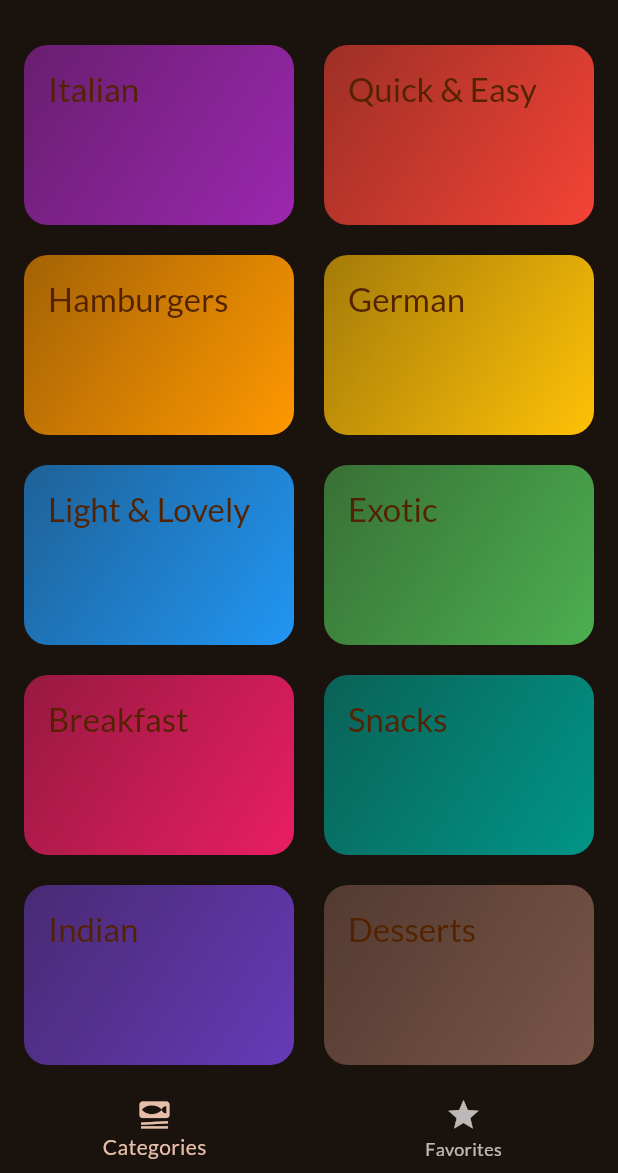
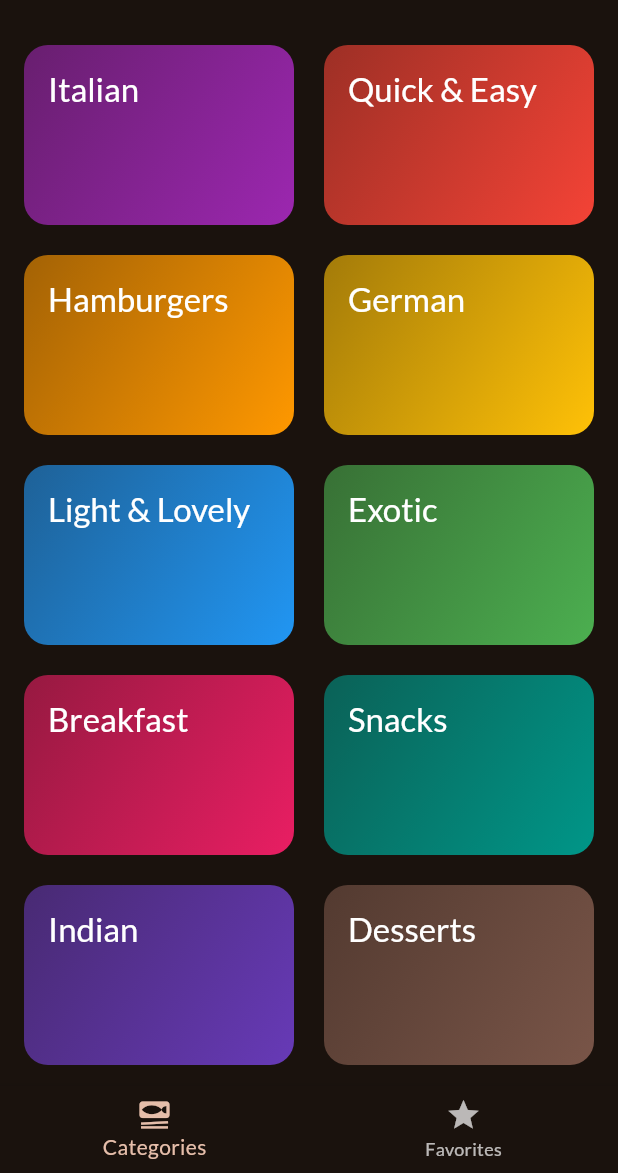
Before and after one commit to Avinash174/Meal, a Flutter app: the screen it shows after launch, on a phone screen of 412 x 824 dp, the part 63-1236 px from its top. Run offline on Flutter 3.47's test engine with Material 3 defaults, Android fonts, the phone set to English and light mode, and no system bars; our stand-ins replace google_fonts.

Commit message:
color change

```diff
--- a/lib/widgets/categories_grid.dart
+++ b/lib/widgets/categories_grid.dart
@@ -29,9 +29,9 @@ class CategoryGridItem extends StatelessWidget {
         ),
         child: Text(
           category.title,
-          style: Theme.of(context).textTheme.titleLarge!.copyWith(
-            color: Theme.of(context).colorScheme.onPrimary,
-          ),
+          style: Theme.of(
+            context,
+          ).textTheme.titleLarge!.copyWith(color: Colors.white),
         ),
       ),
     );
```
